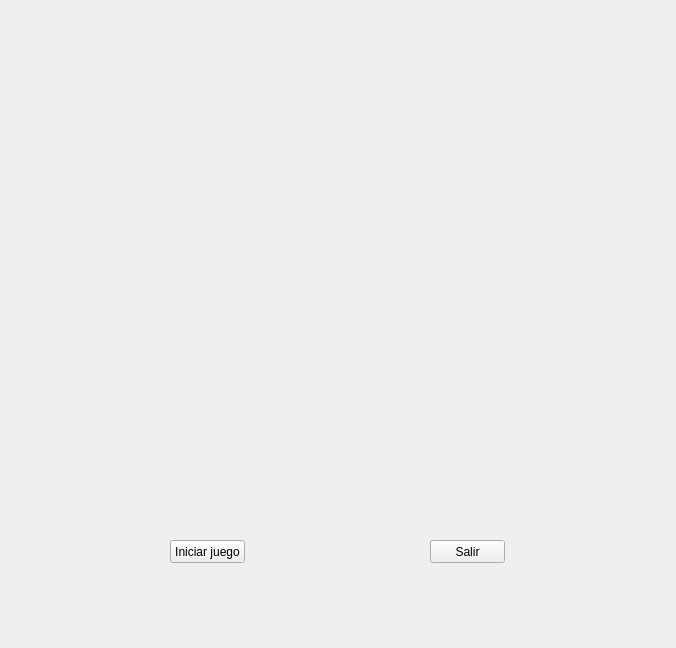
This is GUI/Ajedrez_GUI_qt.ui in EnriqueMC557/POO_Ajedrez as Qt 5 draws it before an edit. The edited form follows.
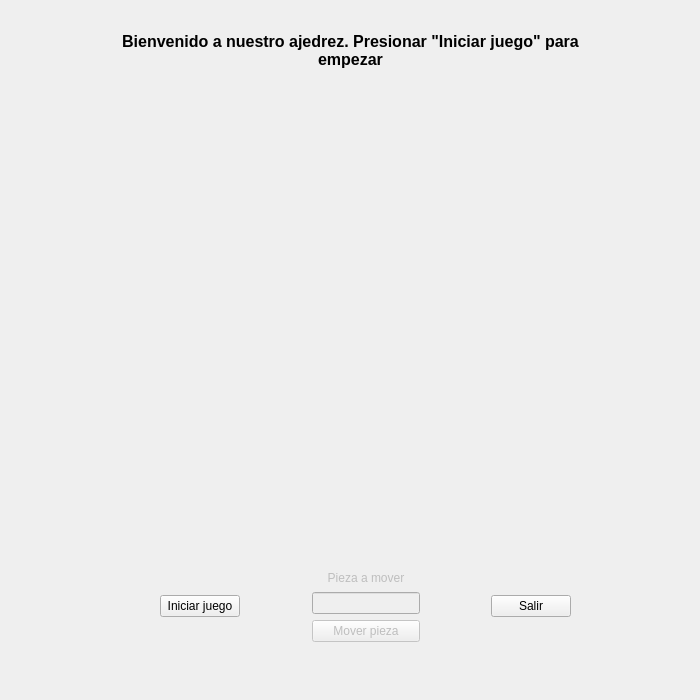
This is the edited form. Custom widgets are drawn as their Qt base class.

The edit to the form file:
```diff
--- a/GUI/Ajedrez_GUI_qt.ui
+++ b/GUI/Ajedrez_GUI_qt.ui
@@ -6,8 +6,8 @@
    <rect>
     <x>0</x>
     <y>0</y>
-    <width>676</width>
-    <height>648</height>
+    <width>700</width>
+    <height>700</height>
    </rect>
   </property>
   <property name="windowTitle">
@@ -16,44 +16,142 @@
   <widget class="QPyQt5Canvas" name="canvas" native="true">
    <property name="geometry">
     <rect>
-     <x>90</x>
-     <y>10</y>
-     <width>500</width>
-     <height>500</height>
+     <x>160</x>
+     <y>110</y>
+     <width>400</width>
+     <height>400</height>
     </rect>
    </property>
    <property name="sizePolicy">
-    <sizepolicy hsizetype="Preferred" vsizetype="Preferred">
+    <sizepolicy hsizetype="Fixed" vsizetype="Fixed">
      <horstretch>0</horstretch>
      <verstretch>0</verstretch>
     </sizepolicy>
    </property>
   </widget>
-  <widget class="QPushButton" name="Iniciar_Button">
+  <widget class="QLabel" name="TextoMulti">
    <property name="geometry">
     <rect>
-     <x>170</x>
-     <y>540</y>
-     <width>75</width>
-     <height>23</height>
+     <x>100</x>
+     <y>20</y>
+     <width>501</width>
+     <height>61</height>
     </rect>
    </property>
+   <property name="font">
+    <font>
+     <pointsize>12</pointsize>
+     <weight>75</weight>
+     <bold>true</bold>
+    </font>
+   </property>
    <property name="text">
-    <string>Iniciar juego</string>
+    <string>Bienvenido a nuestro ajedrez. Presionar &quot;Iniciar juego&quot; para empezar</string>
+   </property>
+   <property name="textFormat">
+    <enum>Qt::PlainText</enum>
+   </property>
+   <property name="alignment">
+    <set>Qt::AlignCenter</set>
+   </property>
+   <property name="wordWrap">
+    <bool>true</bool>
    </property>
   </widget>
-  <widget class="QPushButton" name="Salir_Button">
+  <widget class="QWidget" name="">
    <property name="geometry">
     <rect>
-     <x>430</x>
-     <y>540</y>
-     <width>75</width>
-     <height>23</height>
+     <x>160</x>
+     <y>570</y>
+     <width>411</width>
+     <height>72</height>
     </rect>
    </property>
-   <property name="text">
-    <string>Salir</string>
-   </property>
+   <layout class="QHBoxLayout" name="horizontalLayout">
+    <item>
+     <widget class="QPushButton" name="Iniciar_Button">
+      <property name="text">
+       <string>Iniciar juego</string>
+      </property>
+     </widget>
+    </item>
+    <item>
+     <spacer name="horizontalSpacer">
+      <property name="orientation">
+       <enum>Qt::Horizontal</enum>
+      </property>
+      <property name="sizeHint" stdset="0">
+       <size>
+        <width>50</width>
+        <height>17</height>
+       </size>
+      </property>
+     </spacer>
+    </item>
+    <item>
+     <layout class="QVBoxLayout" name="verticalLayout">
+      <item>
+       <widget class="QLabel" name="label_2">
+        <property name="enabled">
+         <bool>false</bool>
+        </property>
+        <property name="text">
+         <string>Pieza a mover</string>
+        </property>
+        <property name="alignment">
+         <set>Qt::AlignCenter</set>
+        </property>
+        <property name="wordWrap">
+         <bool>true</bool>
+        </property>
+       </widget>
+      </item>
+      <item>
+       <widget class="QLineEdit" name="PosIn_LineEdit">
+        <property name="enabled">
+         <bool>false</bool>
+        </property>
+        <property name="text">
+         <string/>
+        </property>
+        <property name="alignment">
+         <set>Qt::AlignCenter</set>
+        </property>
+       </widget>
+      </item>
+      <item>
+       <widget class="QPushButton" name="MoverPieza_Button">
+        <property name="enabled">
+         <bool>false</bool>
+        </property>
+        <property name="text">
+         <string>Mover pieza</string>
+        </property>
+       </widget>
+      </item>
+     </layout>
+    </item>
+    <item>
+     <spacer name="horizontalSpacer_2">
+      <property name="orientation">
+       <enum>Qt::Horizontal</enum>
+      </property>
+      <property name="sizeHint" stdset="0">
+       <size>
+        <width>50</width>
+        <height>17</height>
+       </size>
+      </property>
+     </spacer>
+    </item>
+    <item>
+     <widget class="QPushButton" name="Salir_Button">
+      <property name="text">
+       <string>Salir</string>
+      </property>
+     </widget>
+    </item>
+   </layout>
   </widget>
  </widget>
  <customwidgets>
```
